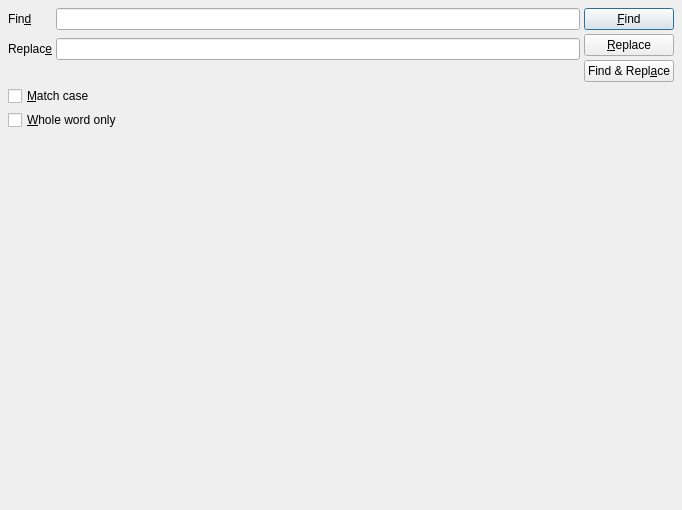
alirezah95/QssCreator, file src/findreplacedialog.ui: the form before one commit.
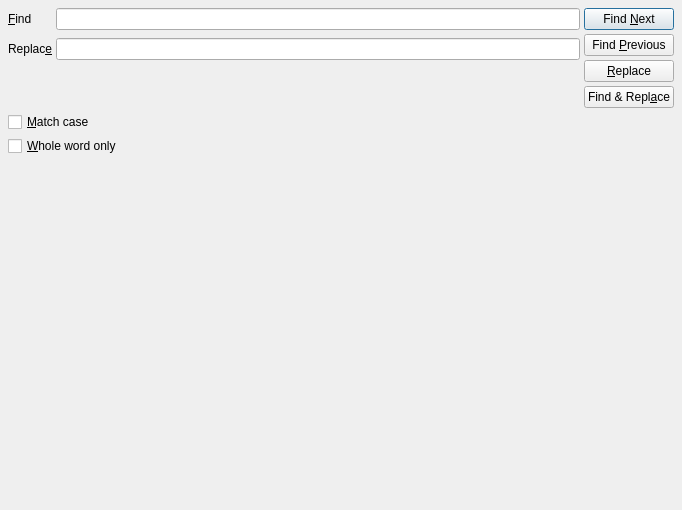
The form after the commit.

Commit message: refactor: change find btn to find next, add a find prev button

```diff
--- a/src/findreplacedialog.ui
+++ b/src/findreplacedialog.ui
@@ -45,7 +45,7 @@
        <item row="0" column="0">
         <widget class="QLabel" name="findLbl">
          <property name="text">
-          <string>Fin&amp;d</string>
+          <string>&amp;Find</string>
          </property>
          <property name="buddy">
           <cstring>findLEdit</cstring>
@@ -75,7 +75,14 @@
        <item>
         <widget class="QPushButton" name="findBtn">
          <property name="text">
-          <string>&amp;Find</string>
+          <string>Find &amp;Next</string>
+         </property>
+        </widget>
+       </item>
+       <item>
+        <widget class="QPushButton" name="findPrevBtn">
+         <property name="text">
+          <string>Find &amp;Previous</string>
          </property>
         </widget>
        </item>
```
Left out of the diff: 2 changed lines with no effect on the pictures.
